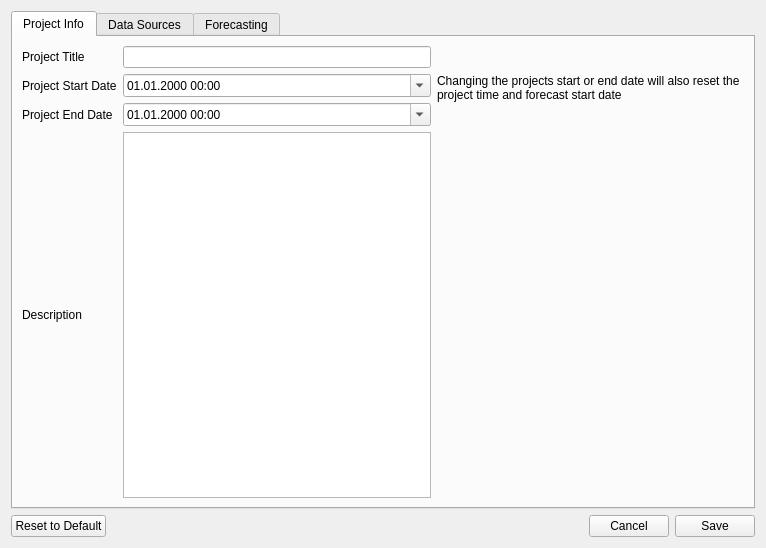
Above: ramsis/ramsis/ui/views/projectsettingswindow.ui from swiss-seismological-service/hermes before the change. Below: the same form after it.
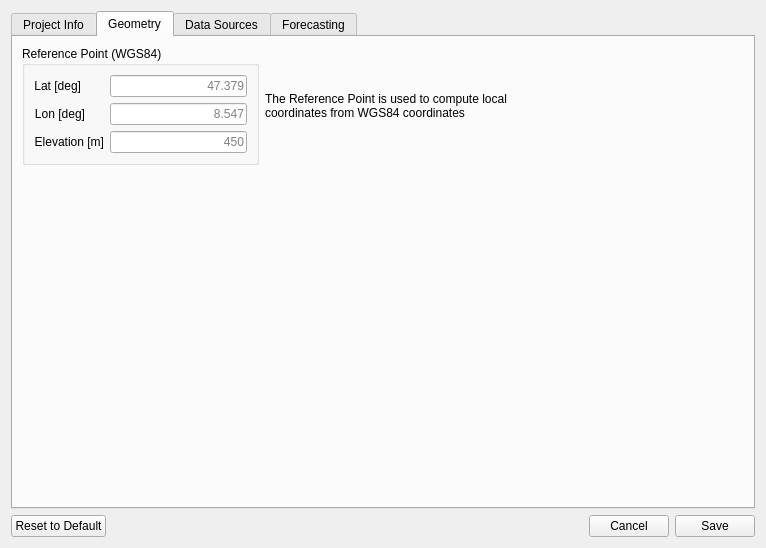
That is the form after the change.

Commit message:
Store WGS84 coordinates exclusively, fix 3D view
This also introduces a new project setting “reference point”
so that cartesian coordinates can be computed on the fly with
geodetic2ned (from pymap3d)-

```diff
--- a/ramsis/ramsis/ui/views/projectsettingswindow.ui
+++ b/ramsis/ramsis/ui/views/projectsettingswindow.ui
@@ -32,7 +32,7 @@
       <enum>QTabWidget::Rounded</enum>
      </property>
      <property name="currentIndex">
-      <number>0</number>
+      <number>1</number>
      </property>
      <widget class="QWidget" name="tabProjectInfo">
       <attribute name="title">
@@ -133,6 +133,142 @@
        </item>
       </layout>
      </widget>
+     <widget class="QWidget" name="tab">
+      <attribute name="title">
+       <string>Geometry</string>
+      </attribute>
+      <layout class="QGridLayout" name="gridLayout_8">
+       <item row="1" column="0">
+        <spacer name="verticalSpacer_3">
+         <property name="orientation">
+          <enum>Qt::Vertical</enum>
+         </property>
+         <property name="sizeHint" stdset="0">
+          <size>
+           <width>20</width>
+           <height>40</height>
+          </size>
+         </property>
+        </spacer>
+       </item>
+       <item row="0" column="0">
+        <widget class="QGroupBox" name="groupBox_3">
+         <property name="sizePolicy">
+          <sizepolicy hsizetype="Preferred" vsizetype="Preferred">
+           <horstretch>0</horstretch>
+           <verstretch>0</verstretch>
+          </sizepolicy>
+         </property>
+         <property name="title">
+          <string>Reference Point (WGS84)</string>
+         </property>
+         <layout class="QFormLayout" name="formLayout">
+          <item row="0" column="0">
+           <widget class="QLabel" name="label_9">
+            <property name="text">
+             <string>Lat [deg]</string>
+            </property>
+            <property name="alignment">
+             <set>Qt::AlignRight|Qt::AlignTrailing|Qt::AlignVCenter</set>
+            </property>
+           </widget>
+          </item>
+          <item row="0" column="1">
+           <widget class="QLineEdit" name="refLatEdit">
+            <property name="maximumSize">
+             <size>
+              <width>150</width>
+              <height>16777215</height>
+             </size>
+            </property>
+            <property name="alignment">
+             <set>Qt::AlignRight|Qt::AlignTrailing|Qt::AlignVCenter</set>
+            </property>
+            <property name="placeholderText">
+             <string>47.379</string>
+            </property>
+           </widget>
+          </item>
+          <item row="1" column="0">
+           <widget class="QLabel" name="label_10">
+            <property name="text">
+             <string>Lon [deg]</string>
+            </property>
+            <property name="alignment">
+             <set>Qt::AlignRight|Qt::AlignTrailing|Qt::AlignVCenter</set>
+            </property>
+           </widget>
+          </item>
+          <item row="1" column="1">
+           <widget class="QLineEdit" name="refLonEdit">
+            <property name="maximumSize">
+             <size>
+              <width>150</width>
+              <height>16777215</height>
+             </size>
+            </property>
+            <property name="alignment">
+             <set>Qt::AlignRight|Qt::AlignTrailing|Qt::AlignVCenter</set>
+            </property>
+            <property name="placeholderText">
+             <string>8.547</string>
+            </property>
+           </widget>
+          </item>
+          <item row="2" column="0">
+           <widget class="QLabel" name="label_11">
+            <property name="text">
+             <string>Elevation [m]</string>
+            </property>
+            <property name="alignment">
+             <set>Qt::AlignRight|Qt::AlignTrailing|Qt::AlignVCenter</set>
+            </property>
+           </widget>
+          </item>
+          <item row="2" column="1">
+           <widget class="QLineEdit" name="refHEdit">
+            <property name="maximumSize">
+             <size>
+              <width>150</width>
+              <height>16777215</height>
+             </size>
+            </property>
+            <property name="alignment">
+             <set>Qt::AlignRight|Qt::AlignTrailing|Qt::AlignVCenter</set>
+            </property>
+            <property name="placeholderText">
+             <string>450</string>
+            </property>
+           </widget>
+          </item>
+         </layout>
+        </widget>
+       </item>
+       <item row="0" column="1">
+        <widget class="QLabel" name="label_7">
+         <property name="text">
+          <string>The Reference Point is used to compute local coordinates from WGS84 coordinates</string>
+         </property>
+         <property name="wordWrap">
+          <bool>true</bool>
+         </property>
+        </widget>
+       </item>
+       <item row="0" column="2">
+        <spacer name="horizontalSpacer_8">
+         <property name="orientation">
+          <enum>Qt::Horizontal</enum>
+         </property>
+         <property name="sizeHint" stdset="0">
+          <size>
+           <width>40</width>
+           <height>20</height>
+          </size>
+         </property>
+        </spacer>
+       </item>
+      </layout>
+     </widget>
      <widget class="QWidget" name="tabDataSources">
       <attribute name="title">
        <string>Data Sources</string>
```
The commit also changes 10 other files.
